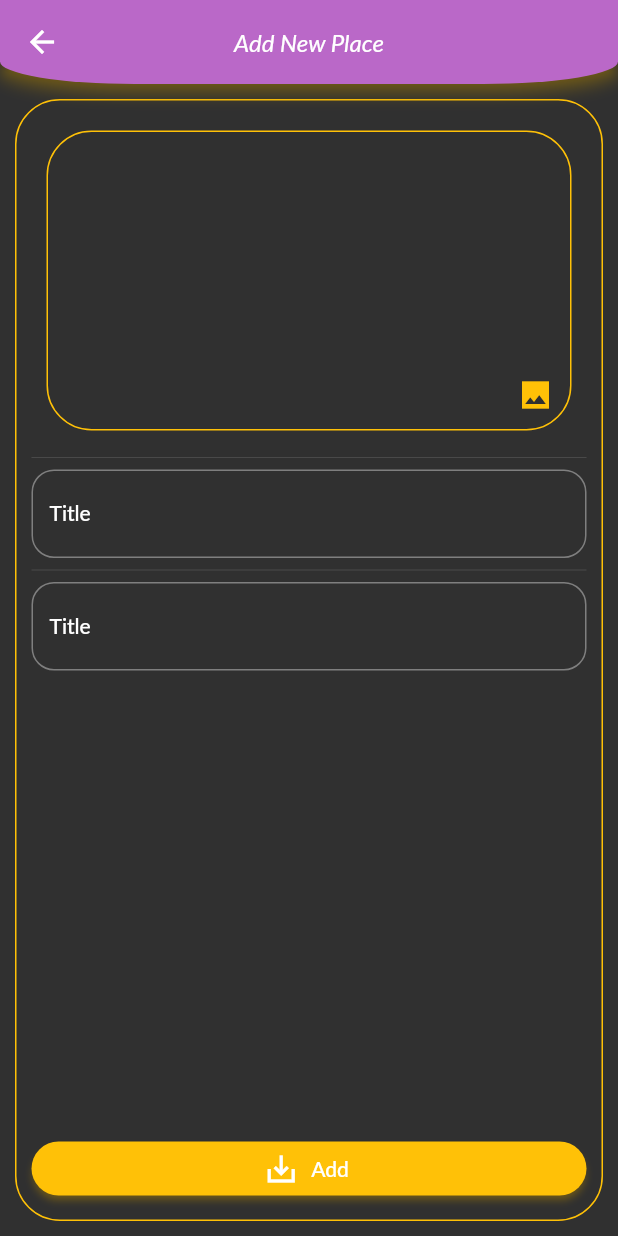
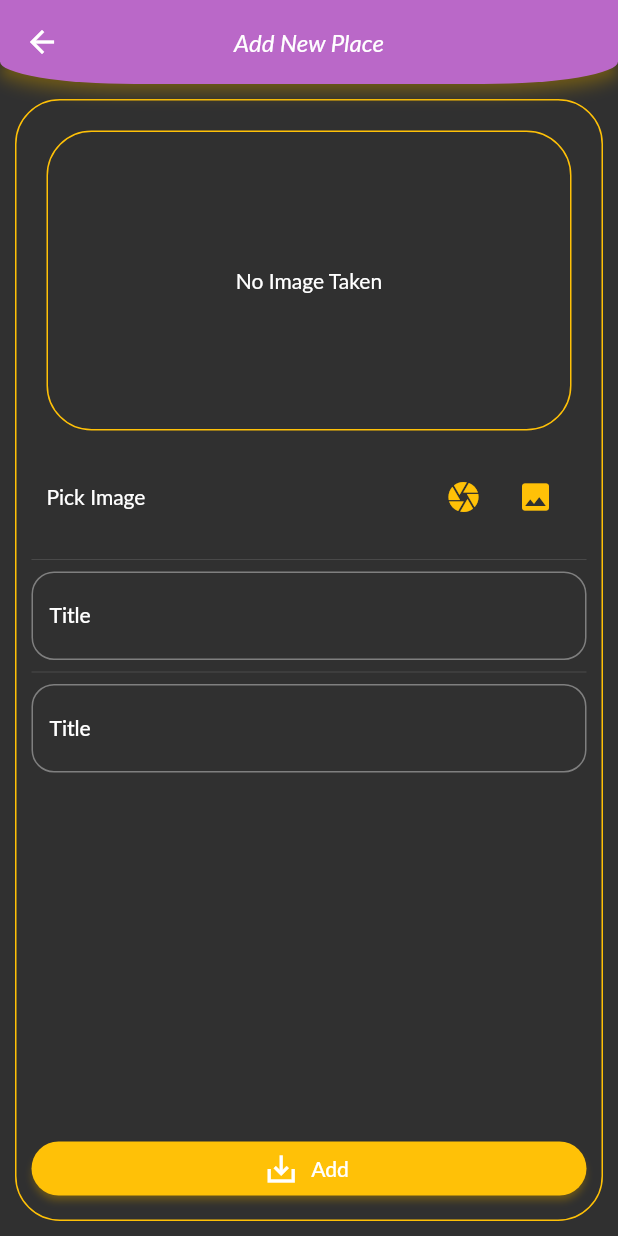
Before and after one commit to RishabhSaini619/up_005_travellingapp, a Flutter app: the AddPlaceScreen screen opened by its route, on a phone screen of 412 x 824 dp. Run offline on Flutter 3.47's test engine with Material 2 defaults, Android fonts, the phone set to English and light mode, and no system bars; our stand-ins replace image_picker; Roboto replaces fonts that are missing (Lato).

Commit message:
Using Image Picker, The Device Camera &  Storing the Image on the Filesystem of  the Device

```diff
--- a/lib/models/model_place.dart
+++ b/lib/models/model_place.dart
@@ -1,17 +1,16 @@
-// import 'dart:html';
-// import 'package:flutter/foundation.dart';
+import 'dart:io';
 
 class PlaceModel {
   final String placeId;
   final String placeName;
   final Location placeLocation;
-  // final File placeImage;
+  final File placeImage;
 
   PlaceModel({
     required this.placeId,
     required this.placeName,
     required this.placeLocation,
-    // required this.placeImage,
+    required this.placeImage,
   });
 }
 
--- a/lib/screen/screen_add_place.dart
+++ b/lib/screen/screen_add_place.dart
@@ -55,7 +55,7 @@ class _AddPlaceScreenState extends State<AddPlaceScreen>
                   padding: const EdgeInsets.all(10.0),
                   child: Column(
                     children: [
-                      ImageGetterWidget(),
+                      const ImageGetterWidget(),
                       const Divider(),
                       TextField(
                         decoration: InputDecoration(
--- a/lib/widgets/widget_image_getter.dart
+++ b/lib/widgets/widget_image_getter.dart
@@ -1,5 +1,10 @@
+// ignore_for_file: depend_on_referenced_packages
+
 import 'dart:io';
 import 'package:flutter/material.dart';
+import 'package:image_picker/image_picker.dart';
+import 'package:path/path.dart' as path;
+import 'package:path_provider/path_provider.dart' as system_path;
 
 class ImageGetterWidget extends StatefulWidget {
   const ImageGetterWidget({super.key});
@@ -9,11 +14,32 @@ class ImageGetterWidget extends StatefulWidget {
 }
 
 class _ImageGetterWidgetState extends State<ImageGetterWidget> {
-  // File _storedImage ;
+  File? storedImage;
+  Future<void> pickImageFromCamera() async {
+    final imageFile = await ImagePicker()
+        .pickImage(source: ImageSource.camera, maxHeight: 195, maxWidth: 345);
+    setState(() {
+      storedImage = File(imageFile!.path);
+    });
+    final appDirectory = await system_path.getApplicationDocumentsDirectory();
+    final fileName = path.basename(imageFile!.path);
+    final savedImage = await imageFile.saveTo('${appDirectory.path}/$fileName');
+  }
+
+  Future<void> pickImageFromGallery() async {
+    final imageFile = await ImagePicker()
+        .pickImage(source: ImageSource.gallery, maxHeight: 195, maxWidth: 345);
+    setState(() {
+      storedImage = File(imageFile!.path);
+    });
+    final appDirectory = await system_path.getApplicationDocumentsDirectory();
+    final fileName = path.basename(imageFile!.path);
+    final savedImage = await imageFile.saveTo('${appDirectory.path}/$fileName');
+  }
 
   @override
   Widget build(BuildContext context) {
-    return Stack(
+    return Column(
       children: [
         AnimatedContainer(
             height: 200,
@@ -29,23 +55,40 @@ class _ImageGetterWidgetState extends State<ImageGetterWidget> {
               border: Border.all(
                   color: Theme.of(context).colorScheme.secondary, width: 1),
             ),
-          // child: _storedImage
-          //     ? Image.file(
-          //         _storedImage,
-          //         fit: BoxFit.cover,
-          //         width: double.infinity,
-          //       )
-          //     : const Text('No Image Taken'),
+            child: storedImage != null
+                ? Container(
+                    margin: const EdgeInsets.all(5),
+                    child: Image.file(
+                      storedImage!,
+                      fit: BoxFit.cover,
                     ),
-        Positioned(
-          bottom: 10,
-          right: 10,
-          child: IconButton(
-            onPressed: () {},
+                  )
+                : const Text('No Image Taken')),
+        Padding(
+          padding: const EdgeInsets.all(10.0),
+          child: Row(
+            mainAxisAlignment: MainAxisAlignment.spaceBetween,
+            children: [
+              Text(
+                'Pick Image',
+                style: Theme.of(context).textTheme.bodyMedium,
+              ),
+              const Spacer(),
+              IconButton(
+                onPressed: pickImageFromCamera,
                 icon: Icon(
-              Icons.image_sharp,
+                  Icons.camera,
                   color: Theme.of(context).colorScheme.secondary,
                 ),
+              ),
+              IconButton(
+                onPressed: pickImageFromGallery,
+                icon: Icon(
+                  Icons.image,
+                  color: Theme.of(context).colorScheme.secondary,
+                ),
+              )
+            ],
           ),
         ),
       ],
```
Also changed, not shown: pubspec.yaml (+6 -3 lines), pubspec.lock, 2 other files. Lines whose indentation alone changed are shown as unchanged.
